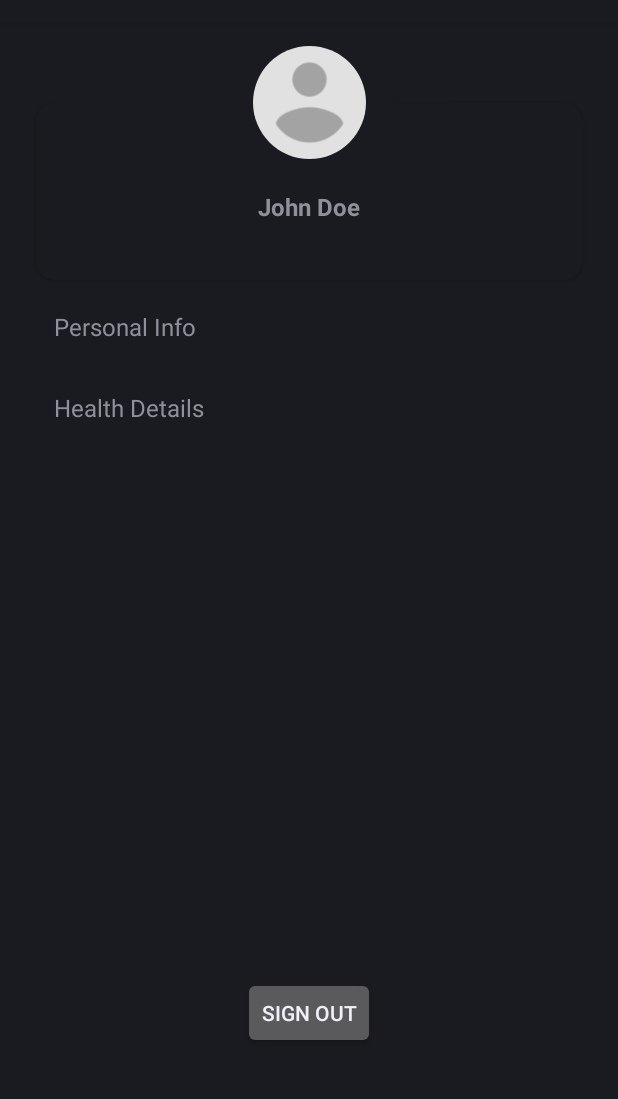
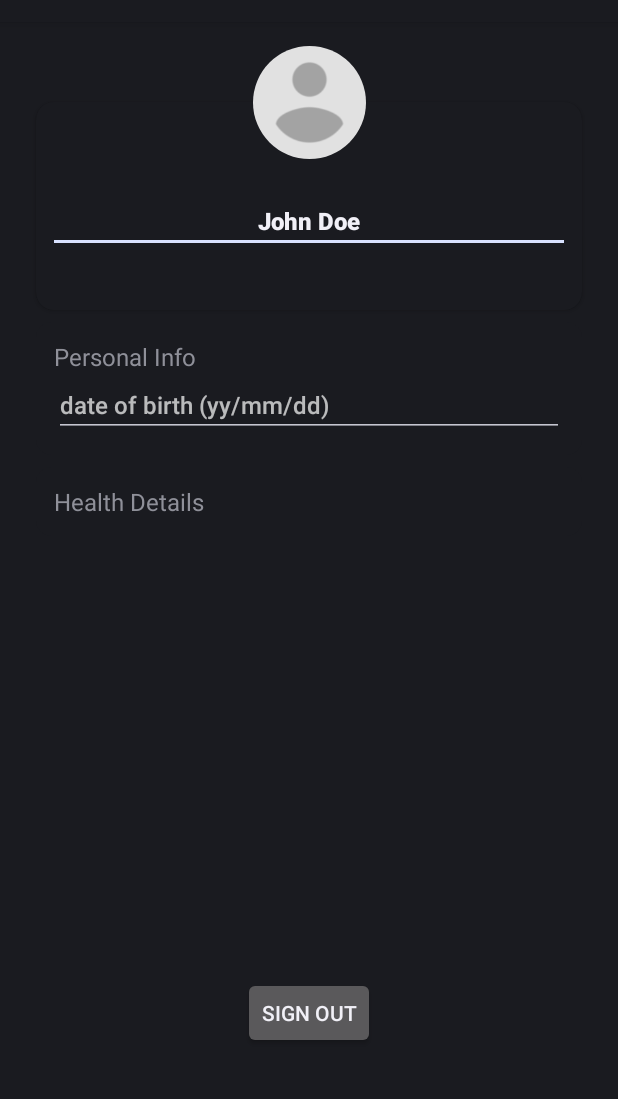
Before and after one commit to amanda849/cs446-project, an Android app built with Jetpack Compose: the fragment ProfileFragment shown on its own in the app's theme, on a phone screen of 412 x 824 dp, the part 62-1161 px from its top. Run offline under Robolectric (Android 15) with nearby library versions, the phone set to English and light mode, and no system bars; our stand-ins replace CircleImageView, Firebase (no records; nobody signed in at launch, a user with empty details on screens opened directly).

Commit message:
Made profile editable. TODO: save to database

```diff
--- a/app/src/main/res/layout/fragment_profile.xml
+++ b/app/src/main/res/layout/fragment_profile.xml
@@ -27,10 +27,11 @@
             android:orientation="vertical"
             android:padding="8dp">
 
-            <TextView
+            <EditText
                 android:id="@+id/user_name"
                 android:layout_width="match_parent"
                 android:layout_height="wrap_content"
+                android:inputType="text"
                 android:text="John Doe"
                 android:textAlignment="center"
                 android:textSize="16sp"
@@ -70,7 +71,15 @@
                 android:id="@+id/info_title"
                 android:layout_width="match_parent"
                 android:layout_height="wrap_content"
-                android:text="Personal Info"
+                android:text="@string/profile_info_title"
+                android:textSize="16sp" />
+
+            <EditText
+                android:id="@+id/user_birthdate"
+                android:layout_width="match_parent"
+                android:layout_height="wrap_content"
+                android:inputType="date"
+                android:hint="@string/profile_bday_prompt"
                 android:textSize="16sp" />
 
         </LinearLayout>
@@ -97,7 +106,7 @@
                 android:id="@+id/health_title"
                 android:layout_width="match_parent"
                 android:layout_height="wrap_content"
-                android:text="Health Details"
+                android:text="@string/profile_health_title"
                 android:textSize="16sp" />
 
         </LinearLayout>
--- a/app/src/main/res/values/strings.xml
+++ b/app/src/main/res/values/strings.xml
@@ -16,4 +16,7 @@
     <string name="have_an_account_sign_in">Have an account? Sign In!</string>
     <string name="sign_out">Sign Out</string>
     <string name="add_prompt">Add a new poop for today:</string>
+    <string name="profile_info_title">Personal Info</string>
+    <string name="profile_health_title">Health Details</string>
+    <string name="profile_bday_prompt">date of birth (yy/mm/dd)</string>
 </resources>
```
